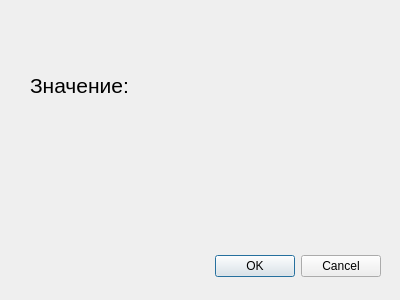
SoulRiaper/kurs_server, file comValue.ui: the form before one commit.
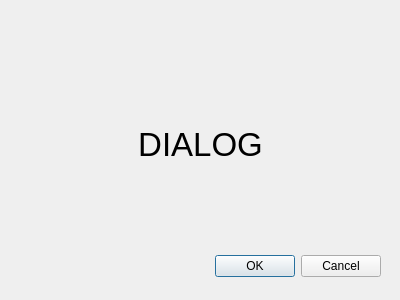
The form after the commit.

What changed in the file:
```diff
--- a/comValue.ui
+++ b/comValue.ui
@@ -44,19 +44,19 @@
   <widget class="QLabel" name="label">
    <property name="geometry">
     <rect>
-     <x>30</x>
-     <y>70</y>
-     <width>101</width>
-     <height>31</height>
+     <x>120</x>
+     <y>110</y>
+     <width>161</width>
+     <height>71</height>
     </rect>
    </property>
    <property name="font">
     <font>
-     <pointsize>16</pointsize>
+     <pointsize>25</pointsize>
     </font>
    </property>
    <property name="text">
-    <string>Значение:</string>
+    <string>&lt;html&gt;&lt;head/&gt;&lt;body&gt;&lt;p align=&quot;center&quot;&gt;DIALOG&lt;/p&gt;&lt;/body&gt;&lt;/html&gt;</string>
    </property>
   </widget>
  </widget>
```
